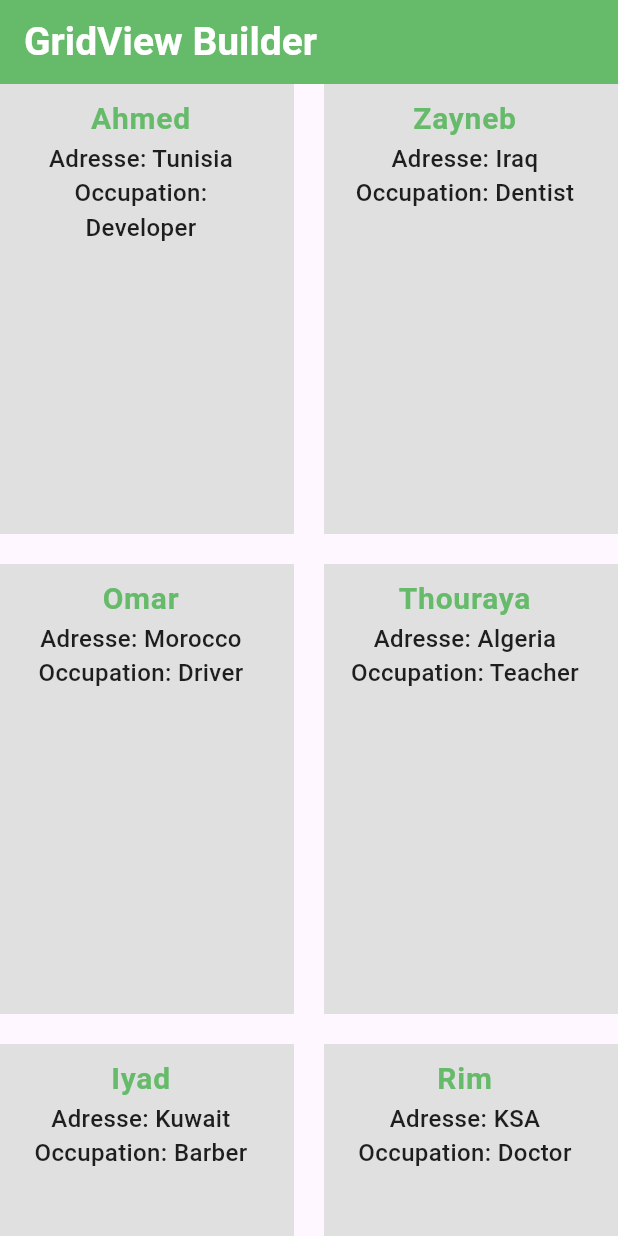
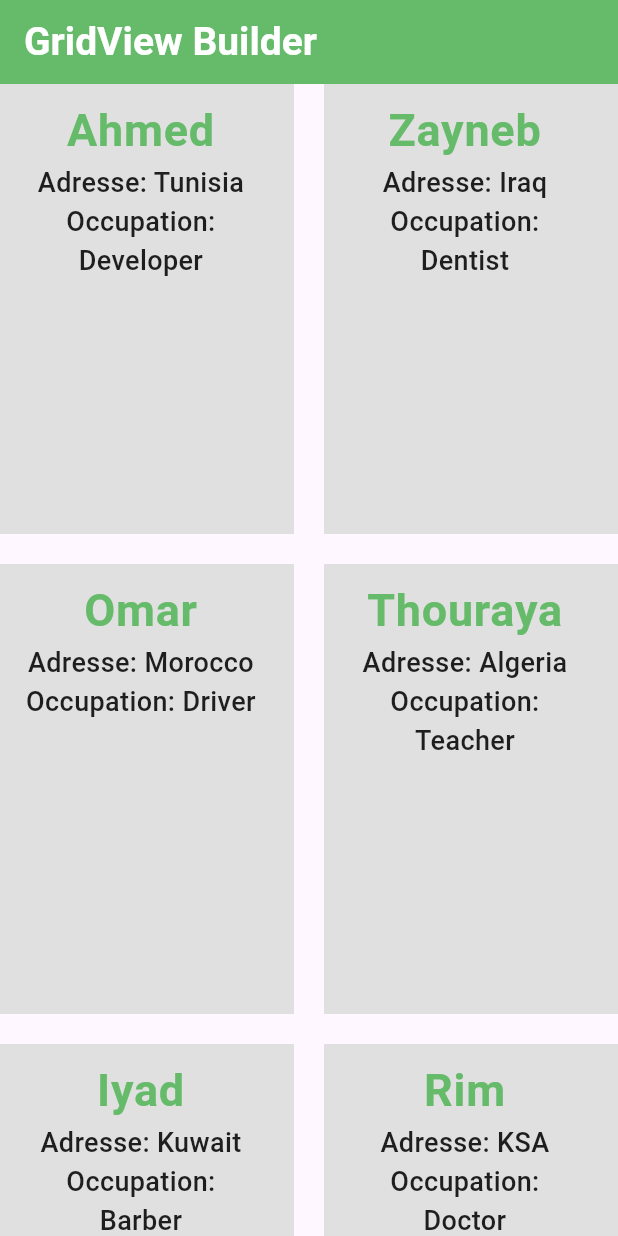
Before and after one commit to Aomine3500/gridview_builder, a Flutter app: the screen it shows after launch, on a phone screen of 412 x 824 dp. Run offline on Flutter 3.47's test engine with Material 3 defaults, Android fonts, the phone set to English and light mode, and no system bars.

Commit message:
update code

```diff
--- a/lib/screens/home.dart
+++ b/lib/screens/home.dart
@@ -20,6 +20,7 @@ List<Student> students = [
   Student(name: "Iyad", adresse: "Kuwait", occupation: "Barber"),
   Student(name: "Rim", adresse: "KSA", occupation: "Doctor"),
   Student(name: "Loay", adresse: "UAE", occupation: "Actor"),
+  Student(name: "Atika", adresse: "Australia", occupation: "Attorney"),
 ];
 
 class Home extends StatelessWidget {
@@ -40,6 +41,7 @@ class Home extends StatelessWidget {
         itemCount:
             students.length, // Don't forget itemCount with the Builder option
         gridDelegate: const SliverGridDelegateWithFixedCrossAxisCount(
+            //required
             crossAxisCount: 2,
             mainAxisSpacing: 20.0,
             crossAxisSpacing: 20.0,
@@ -51,15 +53,15 @@ class Home extends StatelessWidget {
               title: Text(
                 students[index].name,
                 style: TextStyle(
-                    fontSize: 20,
-                    fontWeight: FontWeight.w700,
+                    fontSize: 30,
+                    fontWeight: FontWeight.bold,
                     color: Colors.green[400]),
                 textAlign: TextAlign.center,
               ),
               subtitle: Text(
                 "Adresse: ${students[index].adresse} \nOccupation: ${students[index].occupation}",
                 style: const TextStyle(
-                    fontSize: 16,
+                    fontSize: 18,
                     fontWeight: FontWeight.w500,
                     color: Colors.black87),
                 textAlign: TextAlign.center,
```
